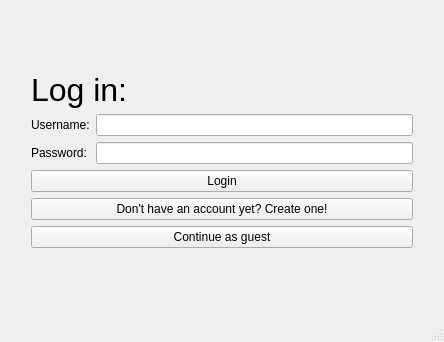
The window that client/src/mainwindow.ui (Dargoswwwe/smc-library) describes before a commit, drawn with Qt 5.
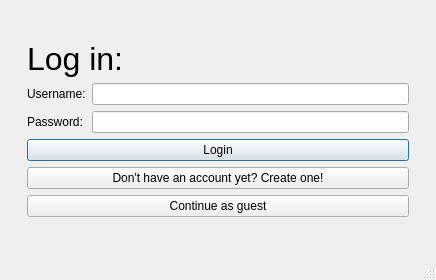
The same window after the commit. The open tabs and pages were chosen to show the change.

Commit message: Make login and register buttons default, and make it so they click on enter on any text field

Diff of the .ui file:
```diff
--- a/client/src/mainwindow.ui
+++ b/client/src/mainwindow.ui
@@ -2,14 +2,6 @@
 <ui version="4.0">
  <class>MainWindow</class>
  <widget class="QMainWindow" name="MainWindow">
-  <property name="geometry">
-   <rect>
-    <x>0</x>
-    <y>0</y>
-    <width>444</width>
-    <height>342</height>
-   </rect>
-  </property>
   <property name="windowTitle">
    <string>MainWindow</string>
   </property>
@@ -77,6 +69,12 @@
                <property name="text">
                 <string>Login</string>
                </property>
+               <property name="autoDefault">
+                <bool>true</bool>
+               </property>
+               <property name="default">
+                <bool>true</bool>
+               </property>
               </widget>
              </item>
              <item row="0" column="0" colspan="2">
```
Left out of the diff: 23 changed lines with no effect on the pictures. The commit also changes 4 other files.
